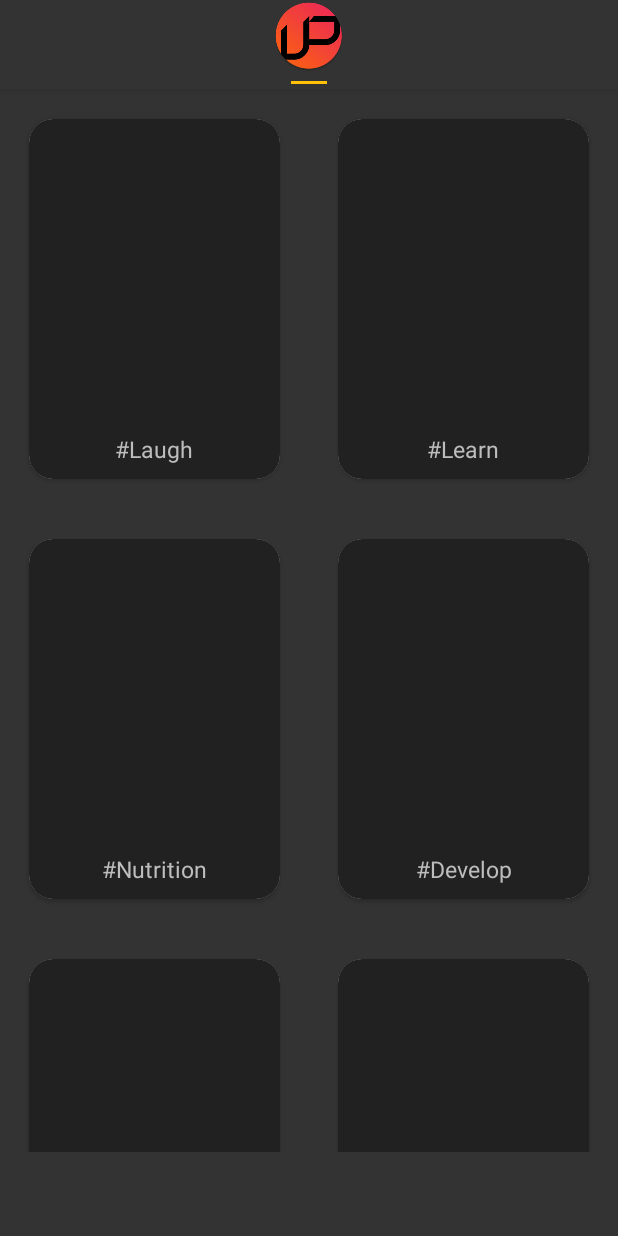
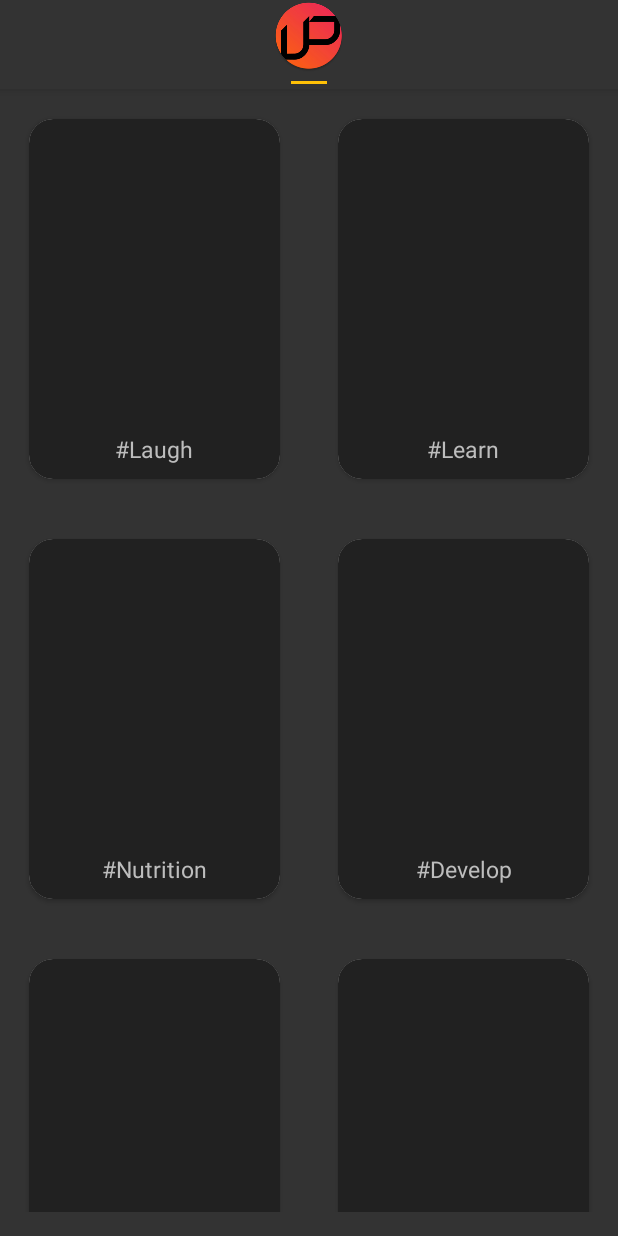
Before and after one commit to mshenawy22/SootBas-Podcast-app-Android, an Android app: the GenreItemFragment screen opened directly, with no data from a screen before it, on a phone screen of 412 x 824 dp. Run offline under Robolectric (Android 15) with nearby library versions, the phone set to English and light mode, and no system bars; our stand-ins replace Timber; libraries missing offline, so code that uses them is left out: com.facebook.stetho; pictures from the network do not load; 1 statement that could not run was skipped.

Commit message:
extra fix to the last category item being cut off - extra space in the bottom was removed

```diff
--- a/app/src/main/res/layout/content_recycler_autofit.xml
+++ b/app/src/main/res/layout/content_recycler_autofit.xml
@@ -12,9 +12,9 @@
         android:layout_height="wrap_content"
         android:layout_above="@+id/gap"
         android:columnWidth="@dimen/grid_item_width"
-        android:layout_marginBottom="@dimen/xxlarge"
+        android:layout_marginBottom="@dimen/normal"
 
-        android:paddingBottom="@dimen/xxxxlarge"
+        android:paddingBottom="@dimen/normal"
 
 
             android:clipToPadding="false"/>
```
